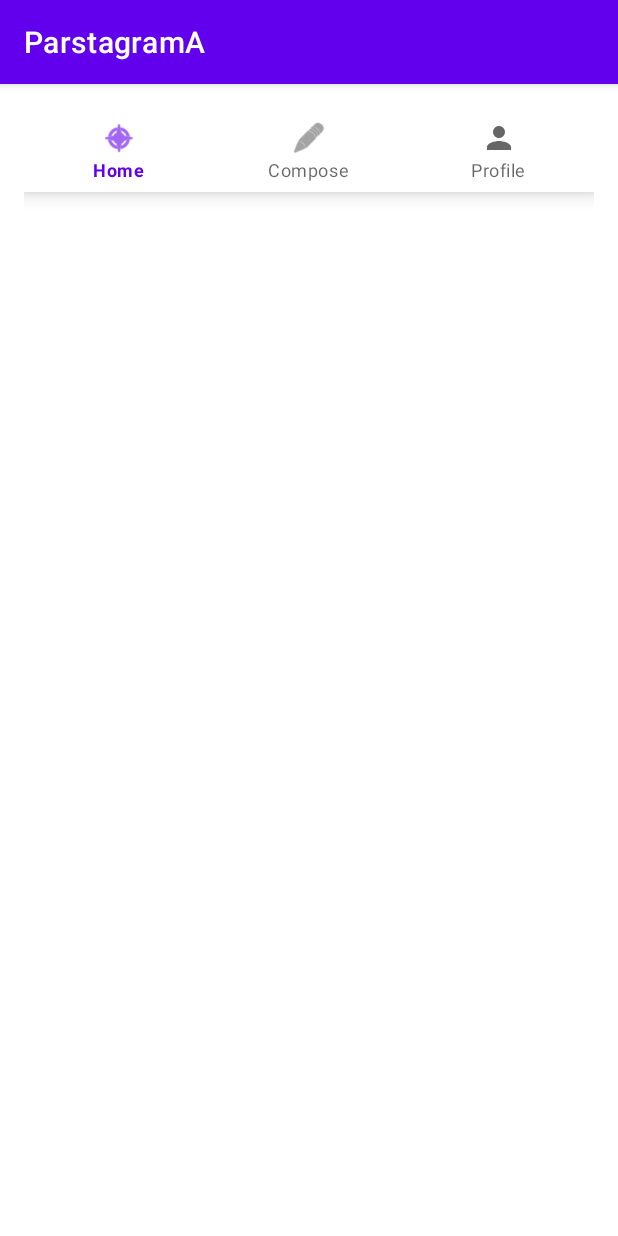
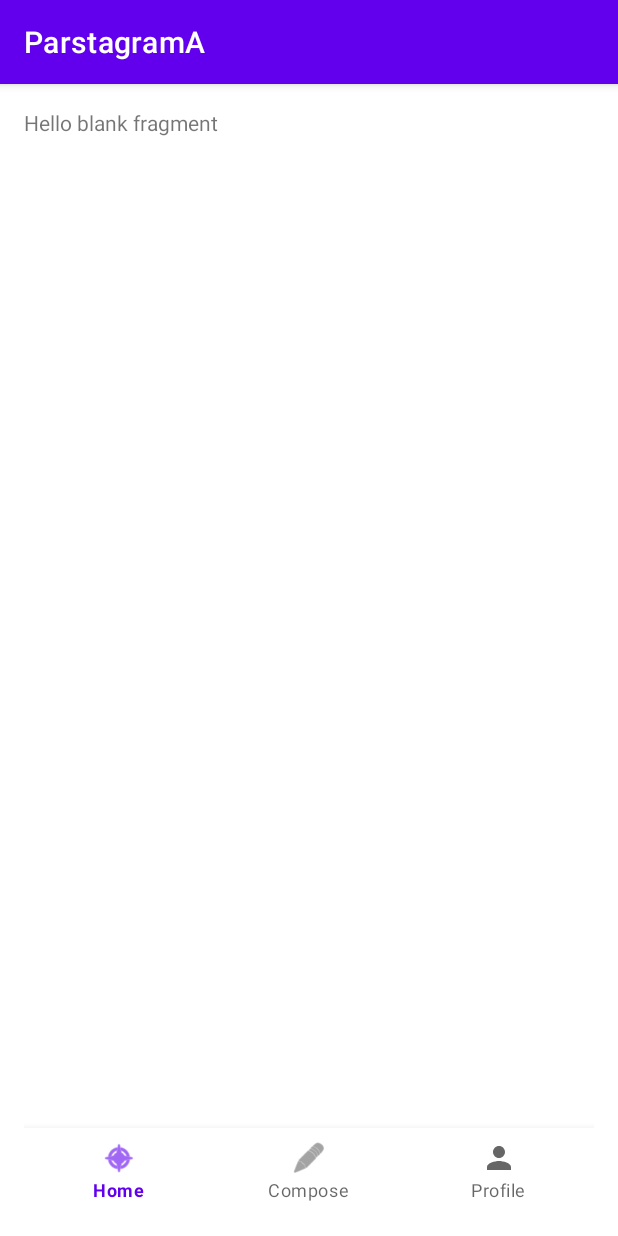
Before and after one commit to DaniDoesDev/ParstagramA, an Android app: the MainActivity screen opened directly, with no data from a screen before it, on a phone screen of 412 x 824 dp. Run offline under Robolectric (Android 15) with nearby library versions, the phone set to English and light mode, and no system bars; libraries missing offline, so code that uses them is left out: com.parse.

Commit message:
Fragment management created

```diff
--- a/app/src/main/java/com/example/parstagrama/MainActivity.java
+++ b/app/src/main/java/com/example/parstagrama/MainActivity.java
@@ -5,6 +5,7 @@ import androidx.annotation.Nullable;
 import androidx.appcompat.app.AppCompatActivity;
 import androidx.core.content.FileProvider;
 import androidx.fragment.app.Fragment;
+import androidx.fragment.app.FragmentManager;
 
 import android.content.Intent;
 import android.graphics.Bitmap;
@@ -21,6 +22,8 @@ import android.widget.EditText;
 import android.widget.ImageView;
 import android.widget.Toast;
 
+import com.example.parstagrama.fragments.ComposeFragment;
+import com.example.parstagrama.fragments.PostsFragment;
 import com.google.android.material.bottomnavigation.BottomNavigationView;
 import com.parse.FindCallback;
 import com.parse.ParseException;
@@ -36,6 +39,7 @@ public class MainActivity extends AppCompatActivity {
 
     public static final String TAG = "MainActivity";
 
+    final FragmentManager fragmentManager = getSupportFragmentManager();
     private BottomNavigationView bottomNavigationView;
 
 
@@ -55,19 +59,26 @@ public class MainActivity extends AppCompatActivity {
                 switch (menuItem.getItemId()) {
                     case R.id.action_home:
                         Toast.makeText(MainActivity.this, "Home!", Toast.LENGTH_SHORT).show();
+                        fragment = new PostsFragment();
                         break;
                     case R.id.action_compose:
                         Toast.makeText(MainActivity.this, "Compose!", Toast.LENGTH_SHORT).show();
+                        fragment = new ComposeFragment();
                         break;
                     case R.id.action_profile:
+                    default:
                         Toast.makeText(MainActivity.this, "Profile!", Toast.LENGTH_SHORT).show();
-                    default:
+                        fragment = new ComposeFragment();
                         break;
                 }
+                fragmentManager.beginTransaction().replace(R.id.flContainer, fragment).commit();
                 return true;
             }
         });
 
+        // Set default selection
+        bottomNavigationView.setSelectedItemId(R.id.action_home);
+
     }
 
 }
--- /dev/null
+++ b/app/src/main/java/com/example/parstagrama/fragments/PostsFragment.java
@@ -0,0 +1,50 @@
+package com.example.parstagrama.fragments;
+
+import android.os.Bundle;
+
+import androidx.fragment.app.Fragment;
+
+import android.view.LayoutInflater;
+import android.view.View;
+import android.view.ViewGroup;
+
+import com.example.parstagrama.R;
+
+/*
+ * A simple {@link Fragment} subclass.
+ * Use the {@link PostsFragment#newInstance} factory method to
+ * create an instance of this fragment.
+ */
+public class PostsFragment extends Fragment {
+
+
+    public PostsFragment() {
+        // Required empty public constructor
+    }
+
+
+    /*public static PostsFragment newInstance(String param1, String param2) {
+        PostsFragment fragment = new PostsFragment();
+        Bundle args = new Bundle();
+        args.putString(ARG_PARAM1, param1);
+        args.putString(ARG_PARAM2, param2);
+        fragment.setArguments(args);
+        return fragment;
+    }
+
+    @Override
+    public void onCreate(Bundle savedInstanceState) {
+        super.onCreate(savedInstanceState);
+        if (getArguments() != null) {
+            mParam1 = getArguments().getString(ARG_PARAM1);
+            mParam2 = getArguments().getString(ARG_PARAM2);
+        }
+    }*/
+
+    @Override
+    public View onCreateView(LayoutInflater inflater, ViewGroup container,
+                             Bundle savedInstanceState) {
+        // Inflate the layout for this fragment
+        return inflater.inflate(R.layout.fragment_posts, container, false);
+    }
+}
--- a/app/src/main/res/layout/activity_main.xml
+++ b/app/src/main/res/layout/activity_main.xml
@@ -1,5 +1,5 @@
 <?xml version="1.0" encoding="utf-8"?>
-<LinearLayout xmlns:android="http://schemas.android.com/apk/res/android"
+<RelativeLayout xmlns:android="http://schemas.android.com/apk/res/android"
     xmlns:app="http://schemas.android.com/apk/res-auto"
     xmlns:tools="http://schemas.android.com/tools"
     android:layout_width="match_parent"
@@ -8,6 +8,13 @@
     android:orientation="vertical"
     tools:context=".MainActivity">
 
+    <FrameLayout
+        android:id="@+id/flContainer"
+        android:layout_width="match_parent"
+        android:layout_height="match_parent"
+        android:layout_above="@+id/bottomNavigation"
+        />
+
     <com.google.android.material.bottomnavigation.BottomNavigationView
         android:id="@+id/bottomNavigation"
         android:layout_width="match_parent"
@@ -15,4 +22,4 @@
         android:layout_alignParentBottom="true"
         app:menu="@menu/menu_bottom_navigation" />
 
-</LinearLayout>
+</RelativeLayout>
--- /dev/null
+++ b/app/src/main/res/layout/fragment_posts.xml
@@ -0,0 +1,14 @@
+<?xml version="1.0" encoding="utf-8"?>
+<FrameLayout xmlns:android="http://schemas.android.com/apk/res/android"
+    xmlns:tools="http://schemas.android.com/tools"
+    android:layout_width="match_parent"
+    android:layout_height="match_parent"
+    tools:context=".fragments.PostsFragment">
+
+    <!-- TODO: Update blank fragment layout -->
+    <TextView
+        android:layout_width="match_parent"
+        android:layout_height="match_parent"
+        android:text="@string/hello_blank_fragment" />
+
+</FrameLayout>
```
